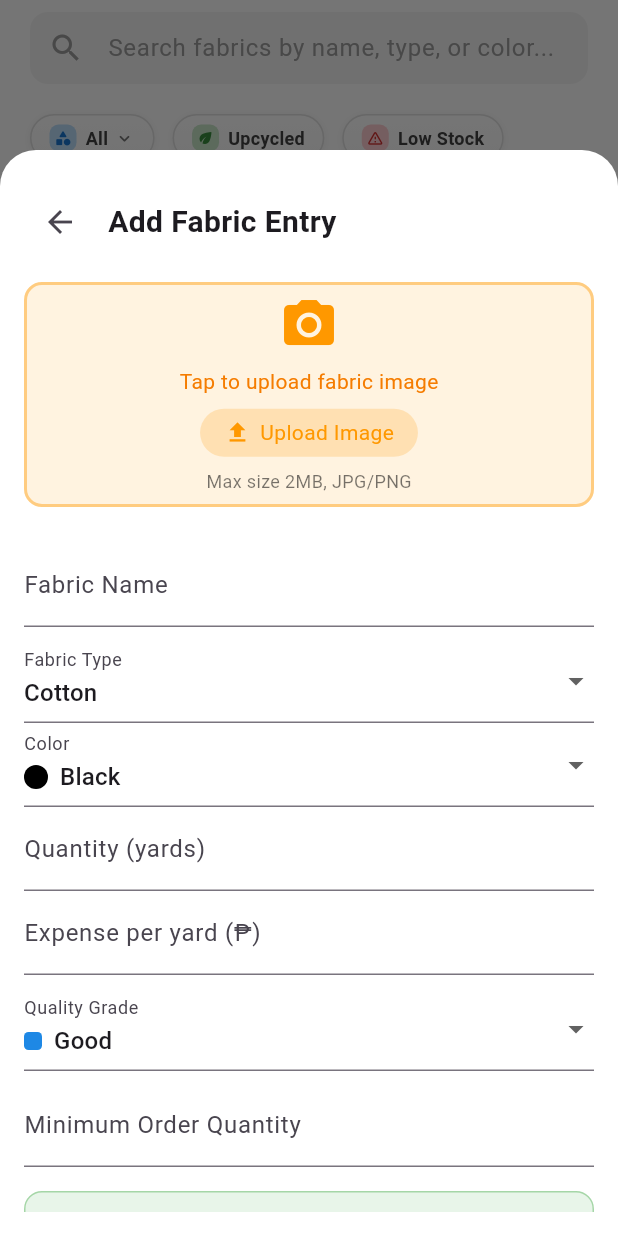
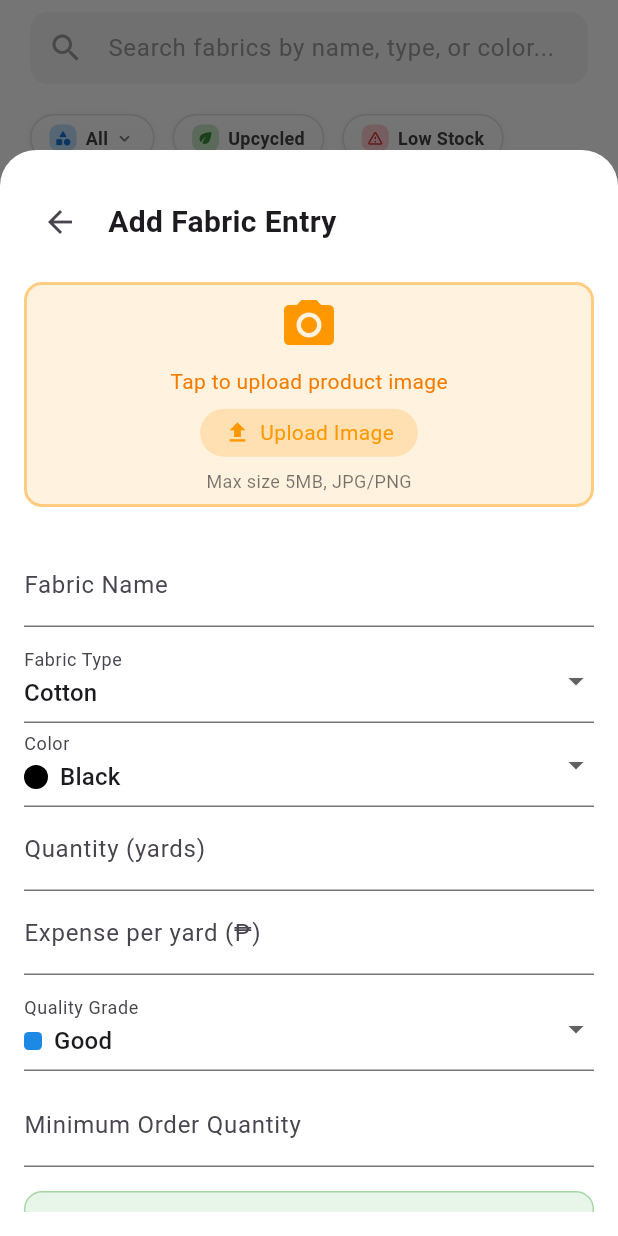
Before and after one commit to joiecruz/fashion_tech, a Flutter app: the FabricLogbookPage screen opened directly, after a tap on "Add New Fabric", on a phone screen of 412 x 824 dp. Run offline on Flutter 3.47's test engine with Material 3 defaults, Android fonts, the phone set to English and light mode, and no system bars; our stand-ins replace cloud_firestore, firebase_auth, firebase_core, firebase_storage, image_picker; accounts and stored records are empty.

Commit message:
can preview add fabric image

```diff
--- a/lib/frontend/fabrics/add_fabric_modal.dart
+++ b/lib/frontend/fabrics/add_fabric_modal.dart
@@ -303,30 +303,18 @@ void _submitForm() async {
         return Colors.grey[400]!;
     }
   }
-
 Widget _buildImagePreview() {
   if (_uploading) {
-      return Column(
-        mainAxisAlignment: MainAxisAlignment.center,
-        children: [
-          const CircularProgressIndicator(),
-          const SizedBox(height: 8),
-          Text(
-            'Uploading image...',
-            style: TextStyle(color: Colors.orange.shade700),
-          ),
-        ],
-      );
-    } else if (_swatchImage != null) {
-      if (kIsWeb && _swatchImageUrl != null) {
-        // On web, show the base64 or network image
+    return const Center(child: CircularProgressIndicator());
+  } else if (kIsWeb && _swatchImageUrl != null) {
+    // On web, show the image from base64 url
     return Image.network(
       _swatchImageUrl!,
       fit: BoxFit.cover,
       width: double.infinity,
       height: double.infinity,
     );
-      } else {
+  } else if (!kIsWeb && _swatchImage != null) {
     // On mobile/desktop, show the file image
     return Image.file(
       _swatchImage!,
@@ -334,7 +322,6 @@ void _submitForm() async {
       width: double.infinity,
       height: double.infinity,
     );
-      }
   } else {
     return Column(
       mainAxisAlignment: MainAxisAlignment.center,
@@ -342,7 +329,7 @@ void _submitForm() async {
         Icon(Icons.camera_alt, color: Colors.orange, size: 40),
         const SizedBox(height: 8),
         Text(
-            'Tap to upload fabric image',
+          'Tap to upload product image',
           style: TextStyle(color: Colors.orange.shade700),
         ),
         const SizedBox(height: 8),
@@ -363,14 +350,13 @@ void _submitForm() async {
         ),
         const SizedBox(height: 8),
         const Text(
-            'Max size 2MB, JPG/PNG',
+          'Max size 5MB, JPG/PNG',
           style: TextStyle(fontSize: 12, color: Colors.black54),
         ),
       ],
     );
   }
 }
-
   @override
   Widget build(BuildContext context) {
     return Padding(
```
Lines whose indentation alone changed are shown as unchanged.
